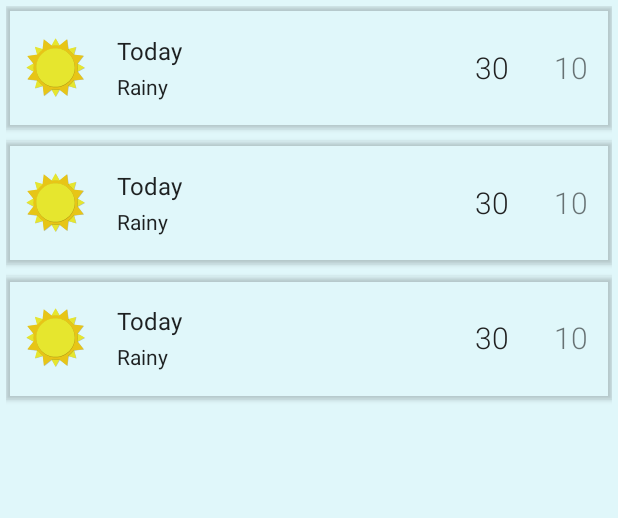
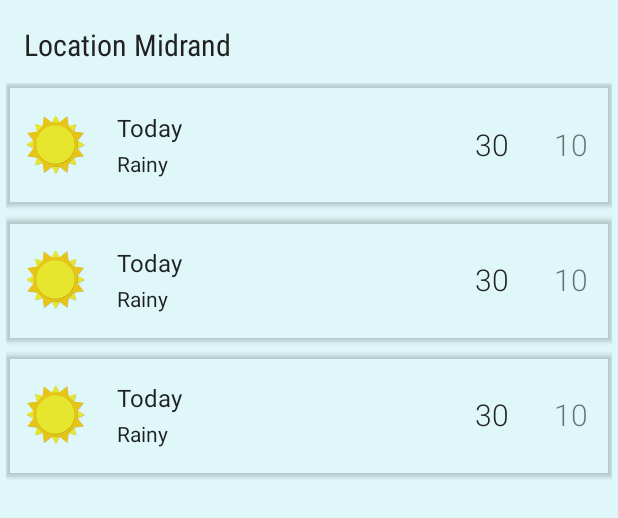
Before and after one commit to MossCoOne/weatherapp, an Android app: the layout fragment_weather.xml on its own in the app's theme, with its tools: preview values and no code run, on a phone screen of 412 x 824 dp. Shown: the top 518 px of the screen. Run offline under Robolectric (Android 15) with nearby library versions, the phone set to English and light mode, and no system bars.

Commit message:
-Add location name on top of the weekly weather. -Change the font style of toolbar title

```diff
--- a/MyWeatherApp/app/src/main/java/za/co/mossco/myweatherapp/weather/WeatherFragment.java
+++ b/MyWeatherApp/app/src/main/java/za/co/mossco/myweatherapp/weather/WeatherFragment.java
@@ -18,6 +18,7 @@ import android.util.Log;
 import android.view.LayoutInflater;
 import android.view.View;
 import android.view.ViewGroup;
+import android.widget.TextView;
 
 import com.google.android.gms.location.FusedLocationProviderClient;
 import com.google.android.gms.location.LocationServices;
@@ -40,6 +41,7 @@ public class WeatherFragment extends Fragment implements WeatherContract.View {
     private RecyclerView weaklyWeatherRecyclerView;
     private ProgressDialog weatherLoadingProgress;
     private String location;
+    private TextView currentLocatTextView;
 
     private FusedLocationProviderClient fusedLocationClient;
 
@@ -64,6 +66,7 @@ public class WeatherFragment extends Fragment implements WeatherContract.View {
         View view = inflater.inflate(R.layout.fragment_weather, container, false);
         weaklyWeatherRecyclerView = view.findViewById(R.id.weekly_weather_recyclerview);
         fusedLocationClient = LocationServices.getFusedLocationProviderClient(Objects.requireNonNull(getActivity()));
+        currentLocatTextView = view.findViewById(R.id.tv_current_location);
         return view;
     }
 
@@ -72,6 +75,7 @@ public class WeatherFragment extends Fragment implements WeatherContract.View {
     public void showWeather(java.util.List<WeatherResponse> weatherResponseList) {
         WeatherAdapter weatherAdapter = new WeatherAdapter(weatherResponseList.get(0).getList(), weatherItemClickListener);
         location = weatherResponseList.get(0).getCity().getName();
+        currentLocatTextView.setText(location);
         LinearLayoutManager linearLayoutManager = new LinearLayoutManager(getActivity());
         linearLayoutManager.setOrientation(LinearLayoutManager.VERTICAL);
         weaklyWeatherRecyclerView.setLayoutManager(linearLayoutManager);
--- a/MyWeatherApp/app/src/main/java/za/co/mossco/myweatherapp/weatherdetail/WeatherDetailActivity.java
+++ b/MyWeatherApp/app/src/main/java/za/co/mossco/myweatherapp/weatherdetail/WeatherDetailActivity.java
@@ -45,9 +45,11 @@ public class WeatherDetailActivity extends AppCompatActivity {
         Toolbar toolbar = findViewById(R.id.main_toolbar);
         setSupportActionBar(toolbar);
         Objects.requireNonNull(getSupportActionBar()).setDisplayHomeAsUpEnabled(true);
-        getSupportActionBar().setTitle(getString(R.string.daily_weather));
+        getSupportActionBar().setTitle("");
         String jsonWeather = getIntent().getStringExtra(currentWeather);
         String location = getIntent().getStringExtra(currentLocation);
+        TextView toolBarTitle = findViewById(R.id.tv_tool_bar_title);
+        toolBarTitle.setText(getString(R.string.daily_weather));
         initializeUI(jsonWeather, location);
     }
 
--- a/MyWeatherApp/app/src/main/res/layout/fragment_weather.xml
+++ b/MyWeatherApp/app/src/main/res/layout/fragment_weather.xml
@@ -1,14 +1,27 @@
-<FrameLayout xmlns:android="http://schemas.android.com/apk/res/android"
+<LinearLayout xmlns:android="http://schemas.android.com/apk/res/android"
     xmlns:tools="http://schemas.android.com/tools"
     android:layout_width="match_parent"
     android:layout_height="match_parent"
     android:background="@color/colorPrimaryLight"
+    android:orientation="vertical"
     tools:context="za.co.mossco.myweatherapp.weather.WeatherFragment">
-    <!-- TODO: Update blank fragment layout -->
+
+    <TextView
+        android:id="@+id/tv_current_location"
+        android:layout_width="match_parent"
+        android:layout_height="wrap_content"
+        android:layout_marginBottom="@dimen/dp_8"
+        android:layout_marginLeft="@dimen/dp_16"
+        android:layout_marginTop="@dimen/dp_16"
+        android:fontFamily="sans-serif-condensed"
+        android:text="Location Midrand"
+        android:textColor="@color/primary_text"
+        android:textSize="@dimen/forecast_text_size" />
+
     <android.support.v7.widget.RecyclerView
         android:id="@+id/weekly_weather_recyclerview"
         android:layout_width="match_parent"
         android:layout_height="wrap_content"
         android:layout_margin="@dimen/dp_4"
         tools:listitem="@layout/weather_item" />
-</FrameLayout>
+</LinearLayout>
```
Also changed, not shown: MyWeatherApp/app/src/main/java/za/co/mossco/myweatherapp/weather/MainActivity.java (+8 -3 lines), MyWeatherApp/app/src/main/res/layout/toolbar.xml (+10 -2 lines).
